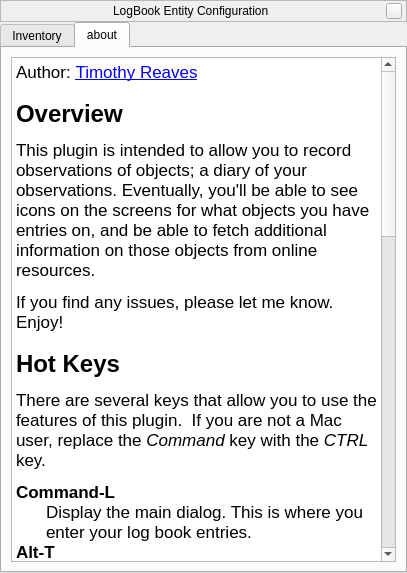
Qt form plugins/LogBook/src/gui/LogBookConfigDialog.ui (519984307/stellarium_src) before a commit.
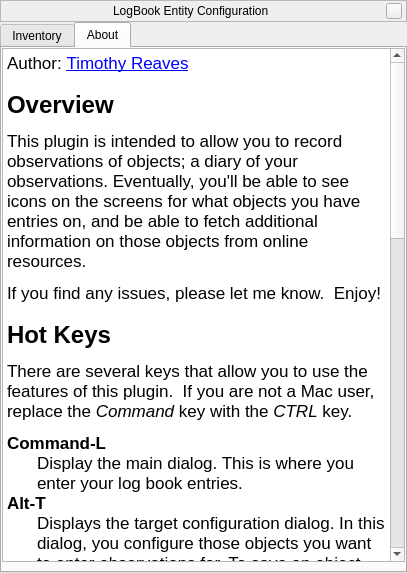
The same form after that commit. The open tabs and pages were chosen to show the change. Custom widgets are drawn as their Qt base class.

What changed in the file:
```diff
--- a/plugins/LogBook/src/gui/LogBookConfigDialog.ui
+++ b/plugins/LogBook/src/gui/LogBookConfigDialog.ui
@@ -205,9 +205,21 @@
      </widget>
      <widget class="QWidget" name="aboutPage">
       <attribute name="title">
-       <string>about</string>
+       <string>About</string>
       </attribute>
       <layout class="QGridLayout" name="gridLayout">
+       <property name="leftMargin">
+        <number>0</number>
+       </property>
+       <property name="topMargin">
+        <number>0</number>
+       </property>
+       <property name="rightMargin">
+        <number>0</number>
+       </property>
+       <property name="spacing">
+        <number>0</number>
+       </property>
        <item row="0" column="0">
         <widget class="QTextBrowser" name="aboutTextBrowser">
          <property name="html">
```
